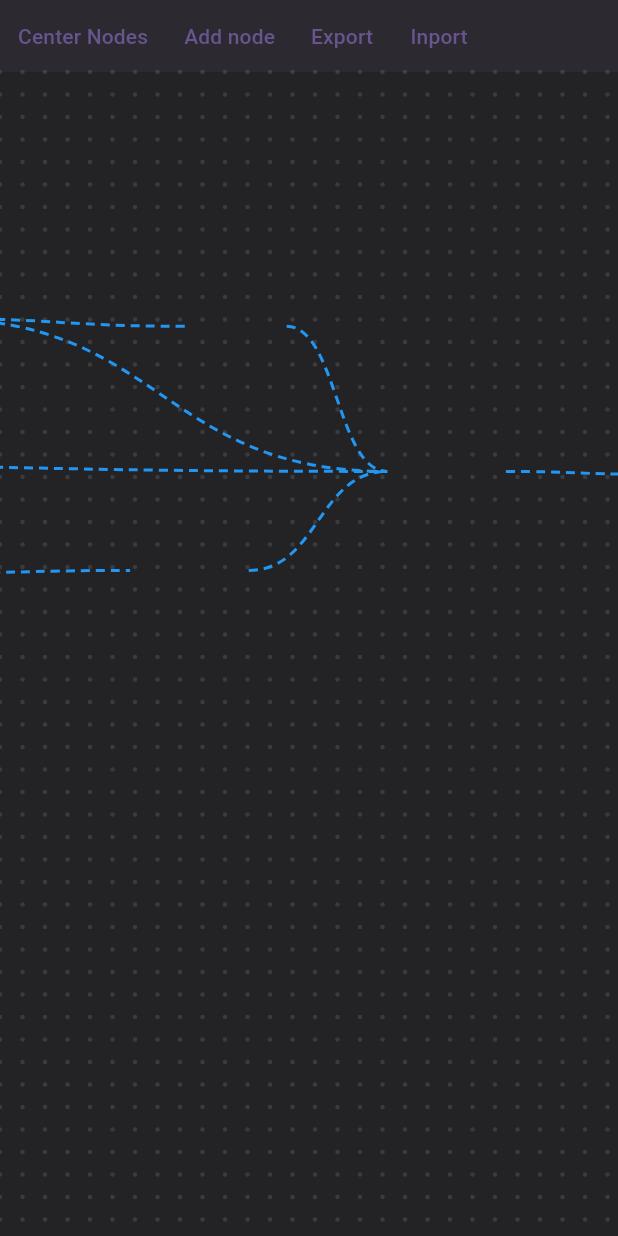
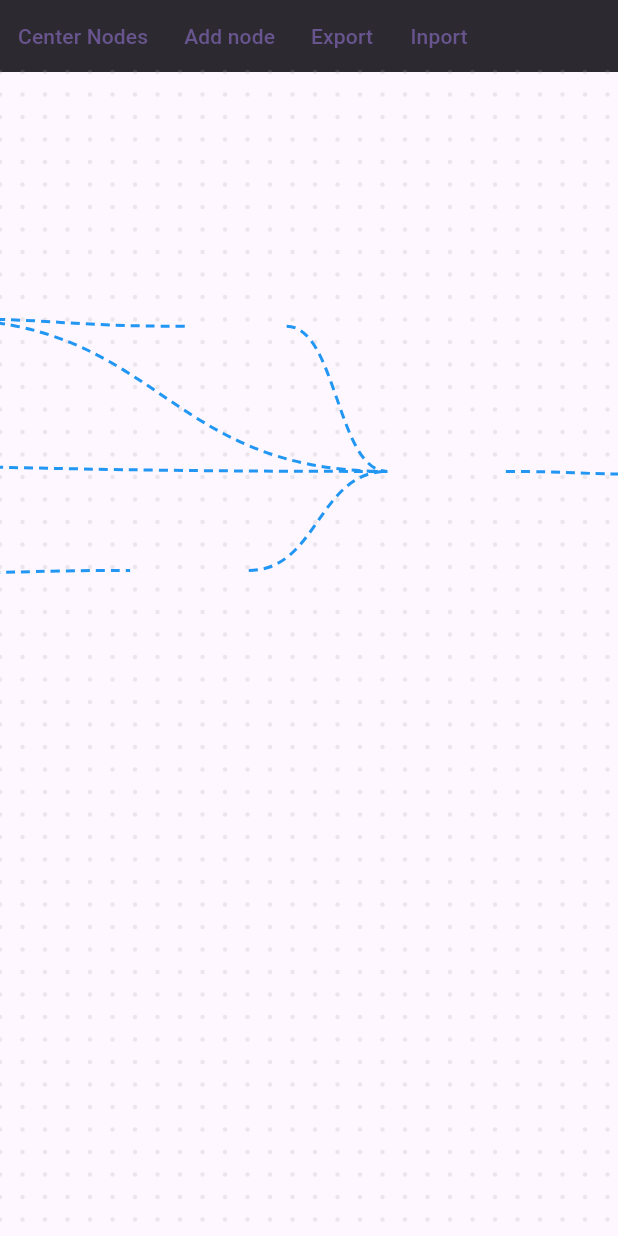
Before and after one commit to LUK3D/luke_flow_diagram, a Flutter app: the screen it shows after launch, after a tap on "Add node", after a tap on "Inport", on a phone screen of 412 x 824 dp. Run offline on Flutter 3.47's test engine with Material 3 defaults, Android fonts, the phone set to English and light mode, and no system bars.

Commit message:
feat: Introduce BackgroundGridSettings and integrate into LukeFlowCanvas and GridPainter

```diff
--- /dev/null
+++ b/lib/models/grid_background_settings.dart
@@ -0,0 +1,23 @@
+import 'package:flutter/material.dart';
+
+class BackgroundGridSettings {
+  final double xDensity;
+  final double yDensity;
+  final bool? showLines;
+  final bool? showDots;
+  final Color? lineColor;
+  final double? lineWidth;
+  final double? dotRadius;
+  final Color? dotColor;
+
+  const BackgroundGridSettings({
+    required this.xDensity,
+    required this.yDensity,
+    this.showLines,
+    this.showDots,
+    this.lineColor,
+    this.lineWidth,
+    this.dotRadius,
+    this.dotColor,
+  });
+}
--- a/lib/widgets/flow_canvas.dart
+++ b/lib/widgets/flow_canvas.dart
@@ -1,5 +1,6 @@
 import 'package:flutter/material.dart';
 import 'package:luke_flow_diagram/models/edge_connections_model.dart';
+import 'package:luke_flow_diagram/models/grid_background_settings.dart';
 import 'package:luke_flow_diagram/models/node_model.dart';
 import 'package:luke_flow_diagram/utils/math.dart';
 import 'package:luke_flow_diagram/widgets/edge.dart';
@@ -52,6 +53,8 @@ class LukeFlowCanvas<T> extends StatefulWidget {
   /// The radius of each socket (used for detecting interactions).
   final double socketRadius;
 
+  final BackgroundGridSettings? bacgrkoundGridSettings;
+
   const LukeFlowCanvas({
     super.key,
     required this.nodes,
@@ -66,6 +69,7 @@ class LukeFlowCanvas<T> extends StatefulWidget {
     this.width = 2024 * 5,
     this.height = 2024 * 5,
     this.onMouseMove,
+    this.bacgrkoundGridSettings,
   });
 
   @override
@@ -191,9 +195,10 @@ class _LukeFlowCanvasState<T> extends State<LukeFlowCanvas<T>> {
         body: Stack(
           alignment: Alignment.center,
           children: [
-            Container(
-              color: const Color.fromARGB(255, 35, 35, 37),
-              child: GridBackground(
+            BackgroundGrid(
+              settings:
+                  widget.bacgrkoundGridSettings ??
+                  BackgroundGridSettings(
                     xDensity: 15.0,
                     yDensity: 15.0,
                     showLines: false,
--- a/lib/widgets/grid_painter.dart
+++ b/lib/widgets/grid_painter.dart
@@ -1,4 +1,5 @@
 import 'package:flutter/material.dart';
+import '../models/grid_background_settings.dart';
 
 class GridPainter extends CustomPainter {
   final double xDensity;
@@ -64,40 +65,30 @@ class GridPainter extends CustomPainter {
   }
 }
 
-class GridBackground extends StatelessWidget {
-  final double xDensity;
-  final double yDensity;
-  final bool? showLines;
-  final bool? showDots;
-  final Color? lineColor;
-  final double? lineWidth;
-  final double? dotRadius;
-  final Color? dotColor;
+class BackgroundGrid extends StatelessWidget {
+  final BackgroundGridSettings settings;
 
-  const GridBackground({
+  const BackgroundGrid({
     super.key,
-    required this.xDensity,
-    required this.yDensity,
-    this.showLines,
-    this.showDots,
-    this.lineColor,
-    this.lineWidth,
-    this.dotRadius,
-    this.dotColor,
+    this.settings = const BackgroundGridSettings(
+      xDensity: 15.0,
+      yDensity: 15.0,
+      showLines: false,
+    ),
   });
 
   @override
   Widget build(BuildContext context) {
     return CustomPaint(
       painter: GridPainter(
-        xDensity: xDensity,
-        yDensity: yDensity,
-        lineColor: lineColor ?? Colors.grey.withAlpha(150),
-        lineWidth: lineWidth ?? 0.5,
-        showDots: showDots ?? false,
-        showLines: showLines ?? true,
-        dotColor: dotColor ?? Colors.grey.withAlpha(150),
-        dotRadius: dotRadius ?? 1.5,
+        xDensity: settings.xDensity,
+        yDensity: settings.yDensity,
+        lineColor: settings.lineColor ?? Colors.grey.withAlpha(150),
+        lineWidth: settings.lineWidth ?? 0.5,
+        showDots: settings.showDots ?? false,
+        showLines: settings.showLines ?? true,
+        dotColor: settings.dotColor ?? Colors.grey.withAlpha(150),
+        dotRadius: settings.dotRadius ?? 1.5,
       ),
       size: Size.infinite,
     );
```
Lines whose indentation alone changed are shown as unchanged.
